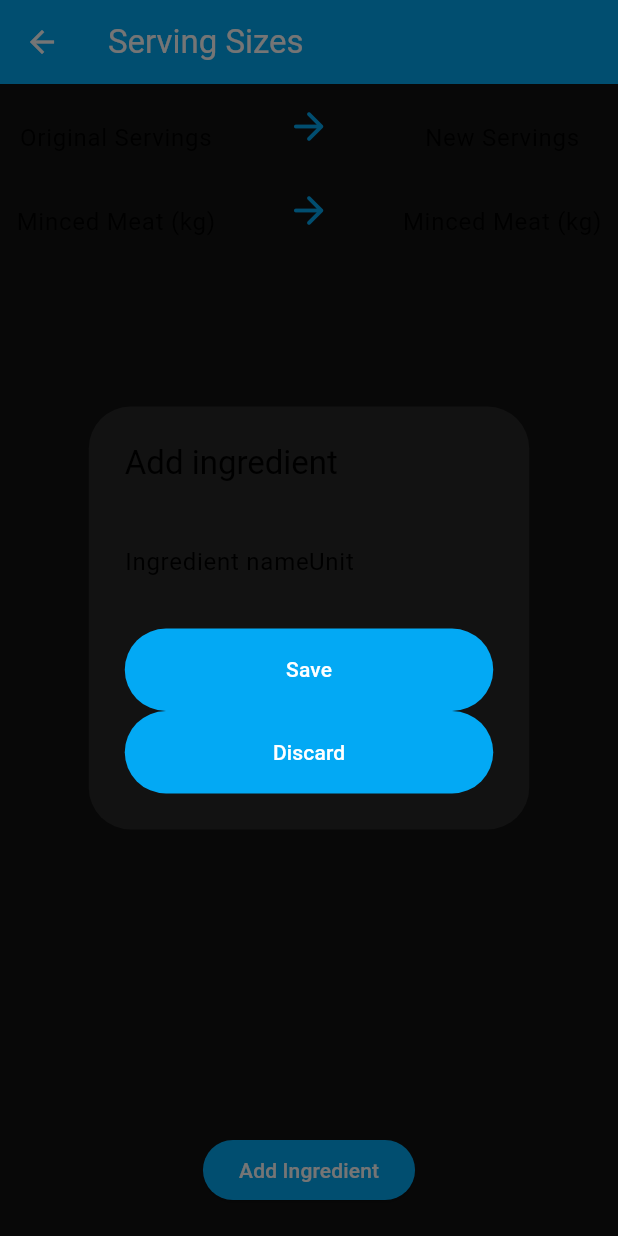
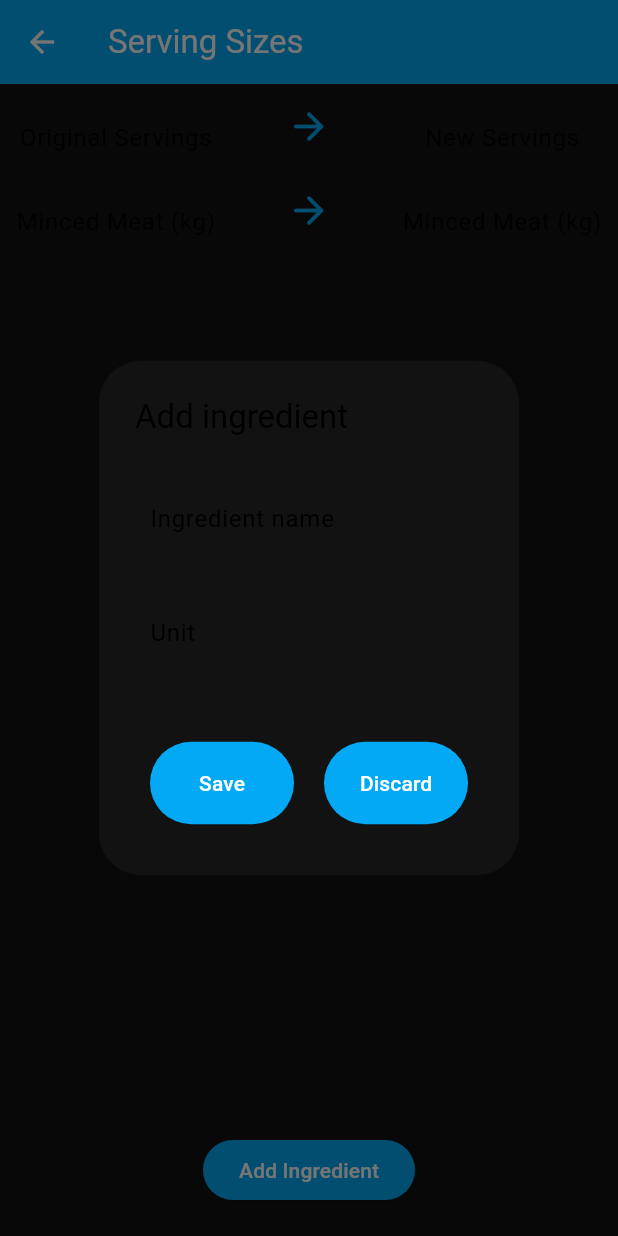
Before and after one commit to Setanna/kitchen_assistant, a Flutter app: the ServingSizes screen opened directly, after a tap on "Add Ingredient", on a phone screen of 412 x 824 dp. Run offline on Flutter 3.47's test engine with Material 3 defaults, Android fonts, the light colour scheme and no system bars.

Commit message:
Updated: dialog and snackbox design, added check empty to add ingredient

```diff
--- a/lib/serving_sizes.dart
+++ b/lib/serving_sizes.dart
@@ -238,36 +238,38 @@ class ServingSizesState extends State<ServingSizes> {
     return showDialog<void>(
       context: context,
       builder: (BuildContext context) {
-        return AlertDialog(
+        return ScaffoldMessenger(
+          child: Builder(builder: (BuildContext context) {
+            return Scaffold(
+              backgroundColor: Colors.transparent,
+              body: Column(
+                children: [
+                  Expanded(
+                    child: AlertDialog(
                       title: Text(
                         'Add ingredient',
                         style: Theme.of(context).textTheme.titleLarge,
                       ),
-          content: Row(
-            mainAxisAlignment: MainAxisAlignment.spaceAround,
+                      content: Column(
+                        mainAxisAlignment: MainAxisAlignment.center,
+                        mainAxisSize: MainAxisSize.min,
                         children: [
-              Expanded(
-                flex: 3,
+                          Padding(
+                            padding: const EdgeInsets.all(10),
                             child: TextField(
                               controller: ingredient,
-                  textAlign: TextAlign.center,
                               decoration: const InputDecoration(
                                 labelText: "Ingredient name",
-                    floatingLabelAlignment: FloatingLabelAlignment.center,
-                    alignLabelWithHint: true,
                                 hintText: "Ingredient name",
                               ),
                             ),
                           ),
-              Expanded(
-                flex: 3,
+                          Padding(
+                            padding: const EdgeInsets.all(10),
                             child: TextField(
                               controller: unit,
-                  textAlign: TextAlign.center,
                               decoration: const InputDecoration(
                                 labelText: "Unit",
-                    floatingLabelAlignment: FloatingLabelAlignment.center,
-                    alignLabelWithHint: true,
                                 hintText: "Kg, dl, amount",
                               ),
                             ),
@@ -275,29 +277,65 @@ class ServingSizesState extends State<ServingSizes> {
                         ],
                       ),
                       actions: <Widget>[
-            TextButton(
+                        Row(
+                          mainAxisAlignment: MainAxisAlignment.center,
+                          children: [
+                            Expanded(
+                              child: Padding(
+                                padding: const EdgeInsets.all(10),
+                                child: TextButton(
                                   style: TextButton.styleFrom(
-                textStyle: Theme.of(context).textTheme.labelLarge,
+                                    textStyle:
+                                        Theme.of(context).textTheme.labelLarge,
                                   ),
                                   child: const Text('Save'),
                                   onPressed: () {
+                                    if (ingredient.text.trim().isNotEmpty &&
+                                        unit.text.trim().isNotEmpty) {
                                       ingredients.insert(
-                    ingredients.length, Ingredient(ingredient.text, unit.text));
-                reversedIngredients = ingredients.reversed.toList();
+                                          ingredients.length,
+                                          Ingredient(
+                                              ingredient.text, unit.text));
+                                      reversedIngredients =
+                                          ingredients.reversed.toList();
                                       setState(() {});
                                       Navigator.of(context).pop();
+                                    } else {
+                                      ScaffoldMessenger.of(context)
+                                          .showSnackBar(const SnackBar(
+                                        content: Text(
+                                            "Please fill ingredient name and unit"),
+                                        duration: Duration(milliseconds: 1000),
+                                      ));
+                                    }
                                   },
                                 ),
-            TextButton(
+                              ),
+                            ),
+                            Expanded(
+                              child: Padding(
+                                padding: const EdgeInsets.all(10),
+                                child: TextButton(
                                   style: TextButton.styleFrom(
-                textStyle: Theme.of(context).textTheme.labelLarge,
+                                    textStyle:
+                                        Theme.of(context).textTheme.labelLarge,
                                   ),
                                   child: const Text('Discard'),
                                   onPressed: () {
                                     Navigator.of(context).pop();
                                   },
                                 ),
+                              ),
+                            ),
                           ],
+                        ),
+                      ],
+                    ),
+                  ),
+                ],
+              ),
+            );
+          }),
         );
       },
     );
--- a/lib/theme.dart
+++ b/lib/theme.dart
@@ -13,6 +13,12 @@ class ThemeClass {
       appBarTheme: AppBarTheme(
         backgroundColor: _themeClass.lightPrimaryColor,
         foregroundColor: Colors.white,
+      ),
+      snackBarTheme: const SnackBarThemeData(
+        actionBackgroundColor: Colors.lightBlue,
+        contentTextStyle: TextStyle(
+          color: Colors.white,
+        ),
       ),
       iconTheme: IconThemeData(
         color: _themeClass.lightPrimaryColor,
```
Lines whose indentation alone changed are shown as unchanged.
